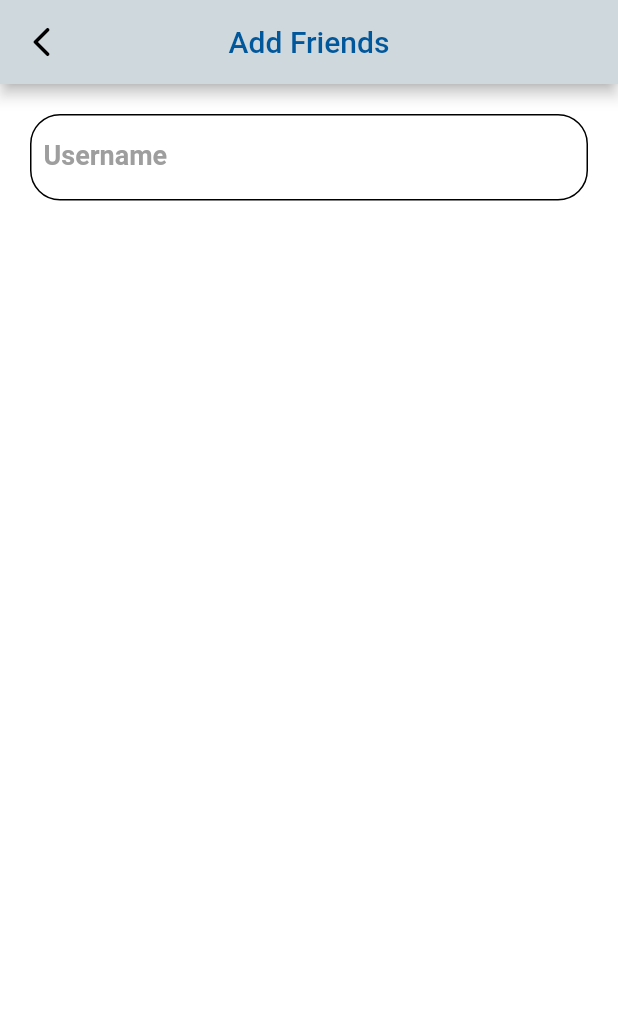
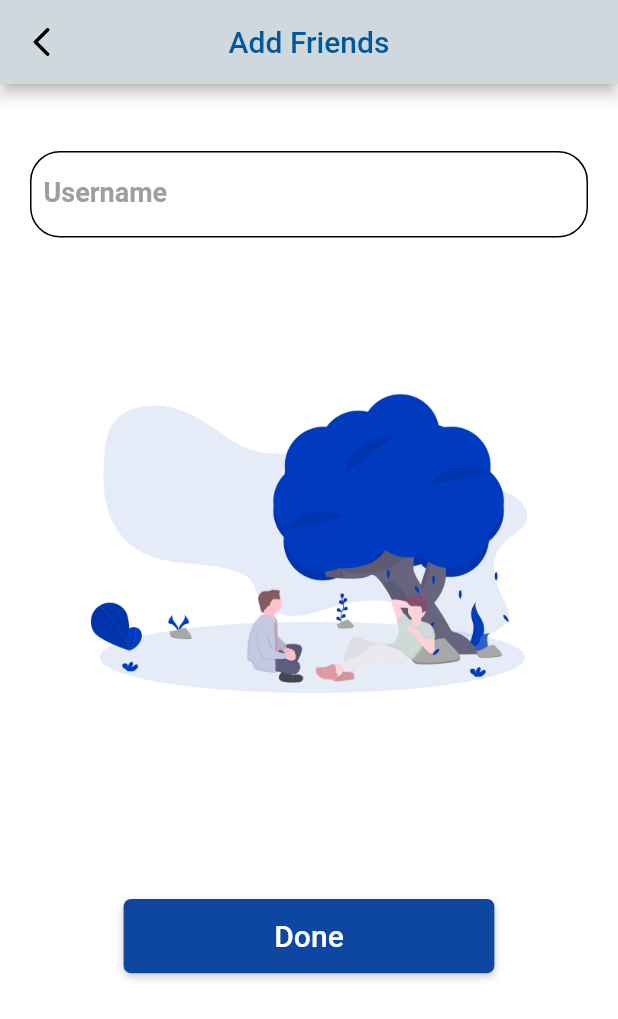
Before and after one commit to YuanSamuel/capsule_map, a Flutter app: the AddFriendsScreen screen opened directly, on a phone screen of 412 x 824 dp. Shown: the top 1019 px of the screen. Run offline on Flutter 3.47's test engine with Material 2 defaults, Android fonts, the light colour scheme and no system bars; our stand-ins replace cloud_firestore, firebase_auth, firebase_core, firebase_storage, flutter_mobx, geolocator and 3 more; accounts and stored records are empty; generated files the repository leaves out were written again.

Commit message:
changed addfriends_screen.dart

```diff
--- a/lib/main.dart
+++ b/lib/main.dart
@@ -1,9 +1,11 @@
 import 'package:capsule_map/screens/createcapsule_screen.dart';
+import 'package:capsule_map/screens/profile/addfriends_screen.dart';
 import 'package:capsule_map/screens/root_screen.dart';
 import 'package:capsule_map/screens/signin_screen.dart';
 import 'package:capsule_map/screens/welcome_screen.dart';
 import 'package:capsule_map/stores/mainStore/main_store.dart';
 import 'package:capsule_map/stores/positionStore/position_store.dart';
+import 'package:firebase_auth/firebase_auth.dart';
 import 'package:firebase_core/firebase_core.dart';
 import 'package:flutter/material.dart';
 import 'package:provider/provider.dart';
@@ -27,7 +29,7 @@ class MyApp extends StatelessWidget {
       ],
       child: MaterialApp(
         debugShowCheckedModeBanner: false,
-        home: RootScreen(),
+        home: AddFriendsScreen(),
       ),
     );
   }
--- a/lib/screens/profile/addfriends_screen.dart
+++ b/lib/screens/profile/addfriends_screen.dart
@@ -38,6 +38,9 @@ class _AddFriendsScreenState extends State<AddFriendsScreen> {
             child: Padding(
           padding: EdgeInsets.symmetric(horizontal: 20.0, vertical: 20.0),
           child: Column(children: [
+            SizedBox(
+              height: height * 0.03,
+            ),
             Container(
               decoration: BoxDecoration(
                   color: Colors.white,
@@ -63,6 +66,41 @@ class _AddFriendsScreenState extends State<AddFriendsScreen> {
                 ),
               ),
             ),
+            SizedBox(
+              height: height * 0.09,
+            ),
+            Container(
+              padding: EdgeInsets.all(10.0),
+              child: Image.asset('images/friendship.png'),
+            ),
+            SizedBox(
+              height: height * 0.13,
+            ),
+            Container(
+              height: height * 0.06,
+              width: width * 0.6,
+              decoration: BoxDecoration(
+                borderRadius: BorderRadius.circular(5.0),
+                color: Colors.blue[900],
+                boxShadow: [
+                  BoxShadow(
+                    color: Colors.black.withOpacity(0.2),
+                    offset: Offset(0, 2),
+                    blurRadius: 4.0,
+                  ),
+                ],
+              ),
+              child: Center(
+                child: Text(
+                  'Done',
+                  style: TextStyle(
+                    color: Colors.white,
+                    fontSize: 20.0,
+                    fontWeight: FontWeight.w500,
+                  ),
+                ),
+              ),
+            ),
           ]),
         )));
   }
--- a/pubspec.yaml
+++ b/pubspec.yaml
@@ -57,6 +57,7 @@ flutter:
 
   assets:
     - images/
+    - images/people.png
   #   - images/a_dot_ham.jpeg
 
   # An image asset can refer to one or more resolution-specific "variants", see
```
Also changed, not shown: images/friends.png (added), images/friendship.png (added).
